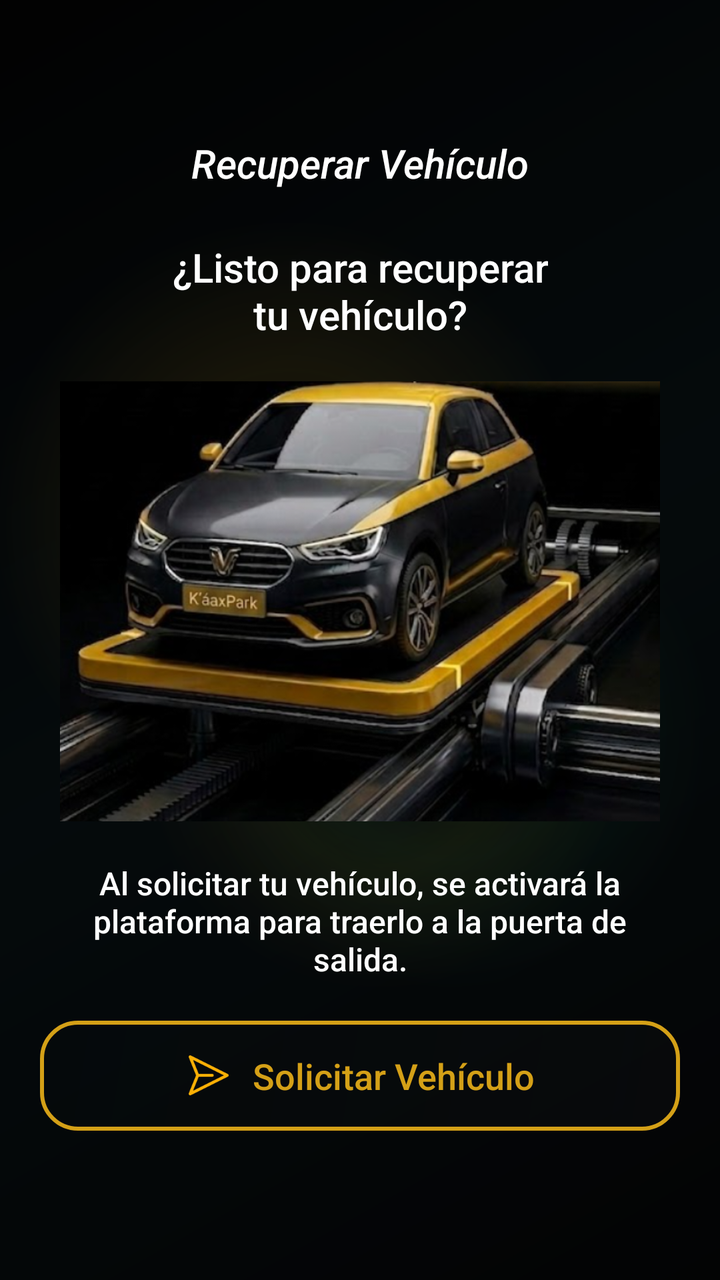
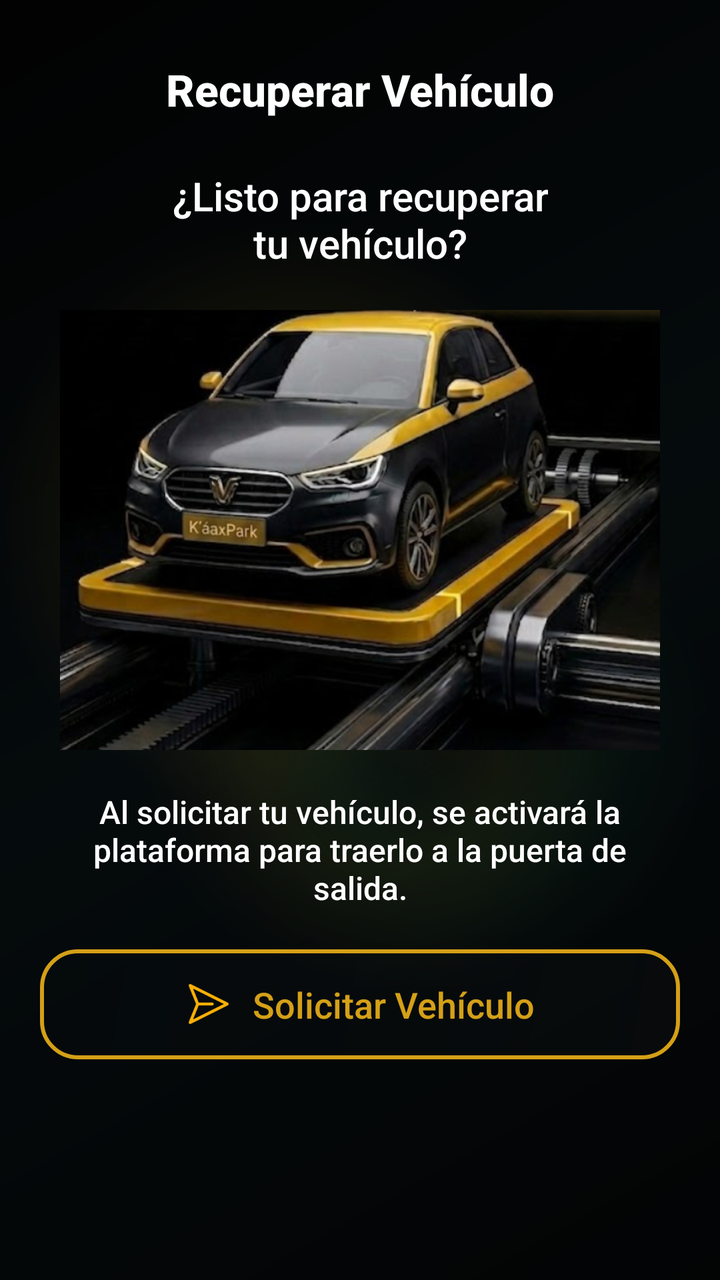

An Android layout rendered at two revisions. The XML below is the earlier revision; the diff shows what the commit changed to produce the second picture.
<!-- AndroidManifest.xml: application theme Theme.AppKaaxPark -->
<!-- res/layout/activity_recuperar_vehiculo.xml -->
<?xml version="1.0" encoding="utf-8"?>
<androidx.constraintlayout.widget.ConstraintLayout
    xmlns:android="http://schemas.android.com/apk/res/android"
    xmlns:app="http://schemas.android.com/apk/res-auto"
    xmlns:tools="http://schemas.android.com/tools"
    android:layout_width="match_parent"
    android:layout_height="match_parent"
    android:background="@drawable/bg_screen_glass"
    tools:context=".Cliente.RecuperarVehiculo">

    <TextView
        android:id="@+id/txtTitulo"
        android:layout_width="wrap_content"
        android:layout_height="wrap_content"
        android:text="Recuperar Vehículo"
        android:textColor="#FFFFFF"
        android:textSize="20sp"
        android:textStyle="italic"
        android:layout_marginTop="68dp"
        app:layout_constraintTop_toTopOf="parent"
        app:layout_constraintStart_toStartOf="parent"
        app:layout_constraintEnd_toEndOf="parent" />

    <TextView
        android:id="@+id/txtPregunta"
        android:layout_width="wrap_content"
        android:layout_height="wrap_content"
        android:layout_marginTop="25dp"
        android:gravity="center"
        android:text="¿Listo para recuperar\ntu vehículo?"
        android:textAlignment="center"
        android:textColor="#FFFFFF"
        android:textSize="20sp"
        app:layout_constraintEnd_toEndOf="parent"
        app:layout_constraintStart_toStartOf="parent"
        app:layout_constraintTop_toBottomOf="@id/txtTitulo" />

    <ImageView
        android:id="@+id/imgVehiculoGrande"
        android:layout_width="300dp"
        android:layout_height="220dp"
        android:layout_marginTop="20dp"
        android:scaleType="centerCrop"
        android:src="@drawable/vehiculo_recuperar"
        app:layout_constraintEnd_toEndOf="parent"
        app:layout_constraintStart_toStartOf="parent"
        app:layout_constraintTop_toBottomOf="@id/txtPregunta" />

    <TextView
        android:id="@+id/txtDescripcion"
        android:layout_width="300dp"
        android:layout_height="wrap_content"
        android:layout_marginTop="20dp"
        android:gravity="center"
        android:text="Al solicitar tu vehículo, se activará la plataforma para traerlo a la puerta de salida."
        android:textAlignment="center"
        android:textColor="#FFFFFF"
        android:textSize="16sp"
        app:layout_constraintEnd_toEndOf="parent"
        app:layout_constraintStart_toStartOf="parent"
        app:layout_constraintTop_toBottomOf="@id/imgVehiculoGrande" />

    <LinearLayout
        android:id="@+id/btnSolicitar"
        android:layout_width="320dp"
        android:layout_height="55dp"
        android:layout_marginTop="20dp"
        android:background="@drawable/borde_dorado"
        android:gravity="center"
        android:orientation="horizontal"
        android:clickable="true"
        android:focusable="true"
        app:layout_constraintEnd_toEndOf="parent"
        app:layout_constraintStart_toStartOf="parent"
        app:layout_constraintTop_toBottomOf="@id/txtDescripcion">

        <ImageView
            android:id="@+id/imgSolicitar"
            android:layout_width="24dp"
            android:layout_height="24dp"
            android:src="@drawable/icon_solicitar" />

        <TextView
            android:layout_width="wrap_content"
            android:layout_height="wrap_content"
            android:layout_marginStart="10dp"
            android:text="Solicitar Vehículo"
            android:textColor="#D4A017"
            android:textSize="18sp" />
    </LinearLayout>

</androidx.constraintlayout.widget.ConstraintLayout>
<!-- resources referenced by this layout -->
<resources>
  <!-- drawable borde_dorado (drawable) -->
  <?xml version="1.0" encoding="utf-8"?>
  <shape xmlns:android="http://schemas.android.com/apk/res/android">
      <gradient
          android:angle="135"
          android:startColor="#26191D21"
          android:centerColor="#18171B1F"
          android:endColor="#10101214" />
      <stroke
          android:width="2dp"
          android:color="@color/gold_primary" />
      <corners android:radius="18dp" />
  </shape>
  <style name="Theme.AppKaaxPark" parent="Base.Theme.AppKaaxPark" />
  <color name="glass_scrim">#66000000</color>
  <color name="gold_primary">#D4A017</color>
  <style name="Base.Theme.AppKaaxPark" parent="Theme.Material3.DayNight.NoActionBar">
          <item name="colorPrimary">@color/gold_primary</item>
          <item name="colorOnPrimary">@color/black</item>
          <item name="colorSecondary">@color/gold_secondary</item>
          <item name="colorOnSecondary">@color/black</item>
          <item name="colorTertiary">@color/gold_light</item>
          <item name="colorSurface">@color/glass_surface</item>
          <item name="colorOnSurface">@color/white</item>
          <item name="colorSurfaceVariant">@color/glass_surface_soft</item>
          <item name="colorOutline">@color/glass_border</item>
          <item name="android:textViewStyle">@style/Widget.AppKaaxPark.TextView</item>
          <item name="android:editTextStyle">@style/Widget.AppKaaxPark.EditText</item>
          <item name="android:buttonStyle">@style/Widget.AppKaaxPark.Button</item>
          <item name="android:statusBarColor">@android:color/transparent</item>
          <item name="android:navigationBarColor">@android:color/transparent</item>
          <item name="android:windowBackground">@drawable/bg_screen_glass</item>
          <item name="android:windowLightStatusBar">false</item>
          <item name="android:windowLightNavigationBar">false</item>
      </style>
  <color name="black">#FF000000</color>
  <color name="gold_secondary">#E5A93C</color>
  <color name="gold_light">#F0C24B</color>
  <color name="glass_surface">#33191D21</color>
  <color name="white">#FFFFFFFF</color>
  <color name="glass_surface_soft">#22191D21</color>
  <color name="glass_border">#40FFFFFF</color>
  <style name="Widget.AppKaaxPark.TextView" parent="@android:style/Widget.TextView">
          <item name="android:fontFamily">sans-serif-medium</item>
      </style>
  <style name="Widget.AppKaaxPark.EditText" parent="@android:style/Widget.EditText">
          <item name="android:fontFamily">sans-serif-medium</item>
      </style>
  <style name="Widget.AppKaaxPark.Button" parent="@android:style/Widget.Button">
          <item name="android:fontFamily">sans-serif-medium</item>
          <item name="android:letterSpacing">0.02</item>
      </style>
  <!-- unchanged entries left out for length: 3 -->
</resources>

<!-- the commit's change to res/layout/activity_recuperar_vehiculo.xml (unified diff, before → after) -->
@@ -14,12 +14,12 @@
         android:layout_height="wrap_content"
         android:text="Recuperar Vehículo"
         android:textColor="#FFFFFF"
-        android:textSize="20sp"
-        android:textStyle="italic"
-        android:layout_marginTop="68dp"
-        app:layout_constraintTop_toTopOf="parent"
+        android:textSize="22sp"
+        android:textStyle="bold"
+        android:layout_marginTop="30dp"
+        app:layout_constraintEnd_toEndOf="parent"
         app:layout_constraintStart_toStartOf="parent"
-        app:layout_constraintEnd_toEndOf="parent" />
+        app:layout_constraintTop_toTopOf="parent" />
 
     <TextView
         android:id="@+id/txtPregunta"
